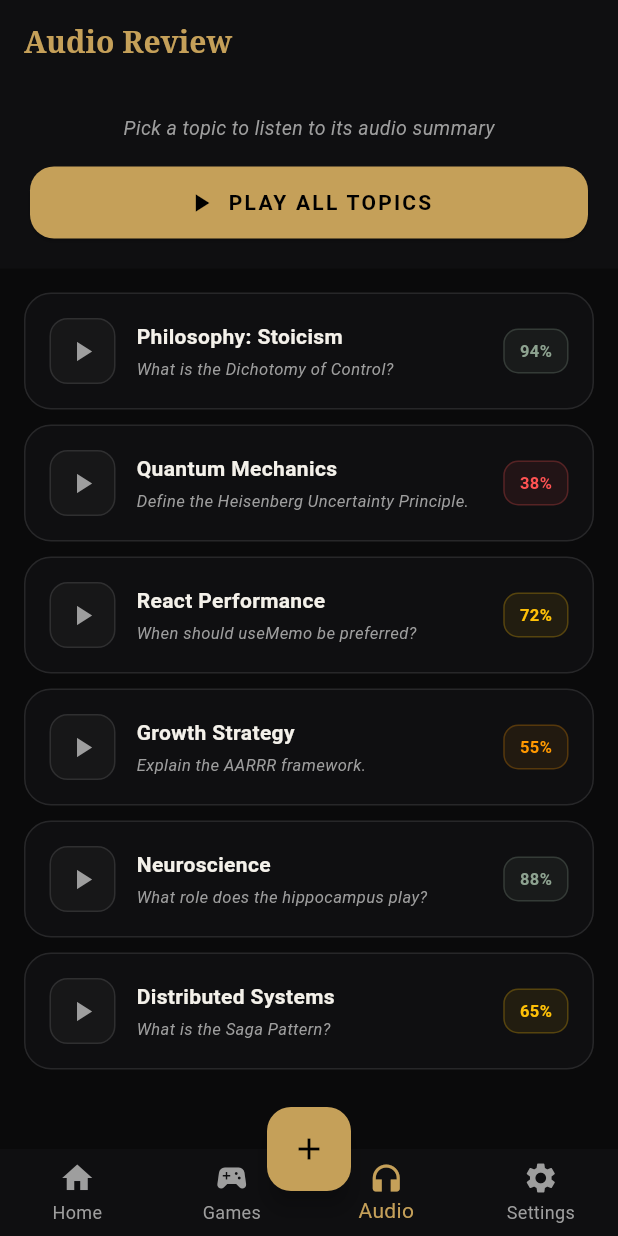
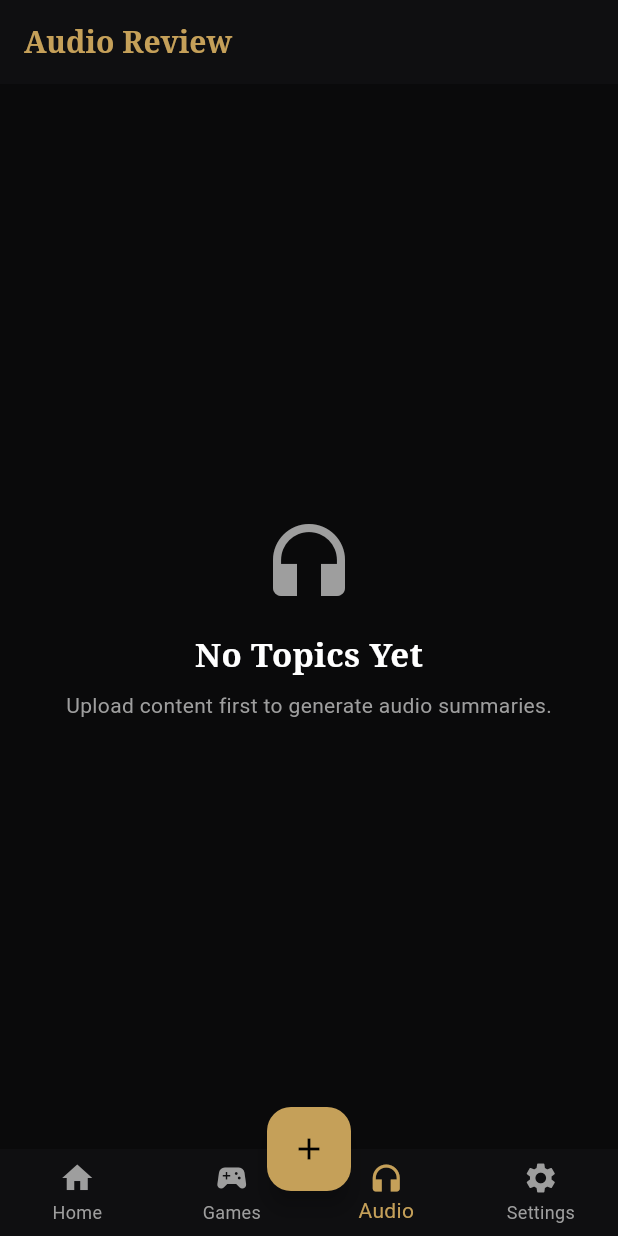
Before and after one commit to Harsha754-ml/AV26-144, a Flutter app: the screen it shows after launch, item 3 of the bottom bar chosen, on a phone screen of 412 x 824 dp. Run offline on Flutter 3.47's test engine with Material 3 defaults, Android fonts, the phone set to English and light mode, and no system bars; our stand-ins replace audioplayers, file_picker, flutter_local_notifications, sensors_plus, shared_preferences; network calls fail.

Commit message:
fix: remove demo data from Audio Review screen - shows empty state when no real data

```diff
--- a/flutter_app/lib/main.dart
+++ b/flutter_app/lib/main.dart
@@ -845,17 +845,7 @@ class _AudioReviewScreenState extends State<AudioReviewScreen> {
   final AudioPlayer _player = AudioPlayer();
   String? _playingId;
 
-  // Use demo data if no flashcards from server
-  static final List<Topic> _demoCards = [
-    Topic(id: "d1", topicName: "Philosophy: Stoicism", question: "What is the Dichotomy of Control?", answer: "The distinction between things within our power and things not in our power.", sourceType: "demo", retentionScore: 94, urgencyLevel: "safe", nextReminderMinutes: 480),
-    Topic(id: "d2", topicName: "Quantum Mechanics", question: "Define the Heisenberg Uncertainty Principle.", answer: "Cannot simultaneously know exact position and momentum of a particle.", sourceType: "demo", retentionScore: 38, urgencyLevel: "critical", nextReminderMinutes: 15),
-    Topic(id: "d3", topicName: "React Performance", question: "When should useMemo be preferred?", answer: "When computation is expensive and dependencies change infrequently.", sourceType: "demo", retentionScore: 72, urgencyLevel: "warning", nextReminderMinutes: 120),
-    Topic(id: "d4", topicName: "Growth Strategy", question: "Explain the AARRR framework.", answer: "Acquisition, Activation, Retention, Revenue, Referral for SaaS growth.", sourceType: "demo", retentionScore: 55, urgencyLevel: "danger", nextReminderMinutes: 30),
-    Topic(id: "d5", topicName: "Neuroscience", question: "What role does the hippocampus play?", answer: "Consolidates short-term memories into long-term memories.", sourceType: "demo", retentionScore: 88, urgencyLevel: "safe", nextReminderMinutes: 720),
-    Topic(id: "d6", topicName: "Distributed Systems", question: "What is the Saga Pattern?", answer: "Managing data consistency across microservices with compensating transactions.", sourceType: "demo", retentionScore: 65, urgencyLevel: "warning", nextReminderMinutes: 90),
-  ];
-
-  List<Topic> get _activeCards => widget.flashcards.isNotEmpty ? widget.flashcards : _demoCards;
+  List<Topic> get _activeCards => widget.flashcards;
 
   @override
   void dispose() {
@@ -920,7 +910,20 @@ class _AudioReviewScreenState extends State<AudioReviewScreen> {
             IconButton(icon: const Icon(Icons.stop_circle, color: Colors.redAccent), onPressed: _stop),
         ],
       ),
-      body: Column(
+      body: _activeCards.isEmpty
+        ? const Center(
+            child: Column(
+              mainAxisAlignment: MainAxisAlignment.center,
+              children: [
+                Icon(Icons.headphones, size: 64, color: Colors.grey),
+                SizedBox(height: 16),
+                Text("No Topics Yet", style: TextStyle(fontSize: 22, fontWeight: FontWeight.bold, color: Colors.white, fontFamily: 'serif')),
+                SizedBox(height: 8),
+                Text("Upload content first to generate audio summaries.", style: TextStyle(color: Colors.grey)),
+              ],
+            ),
+          )
+        : Column(
         children: [
           // Header
           Container(
```
